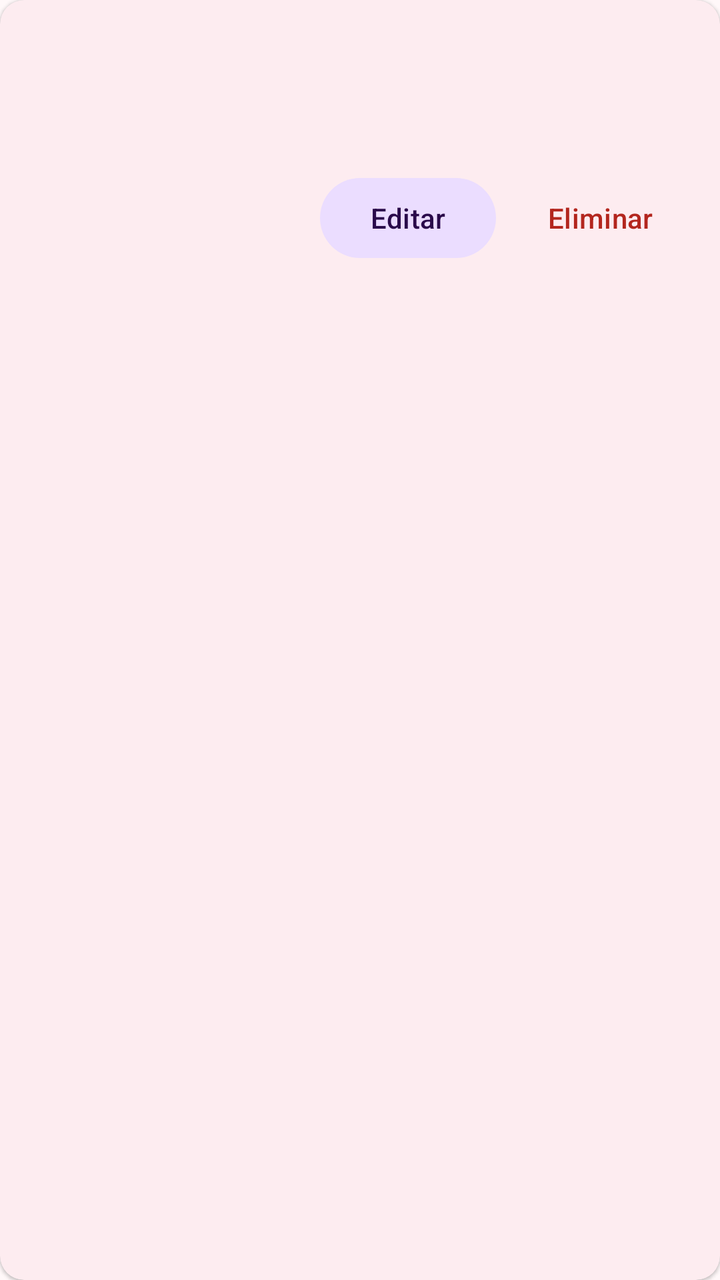
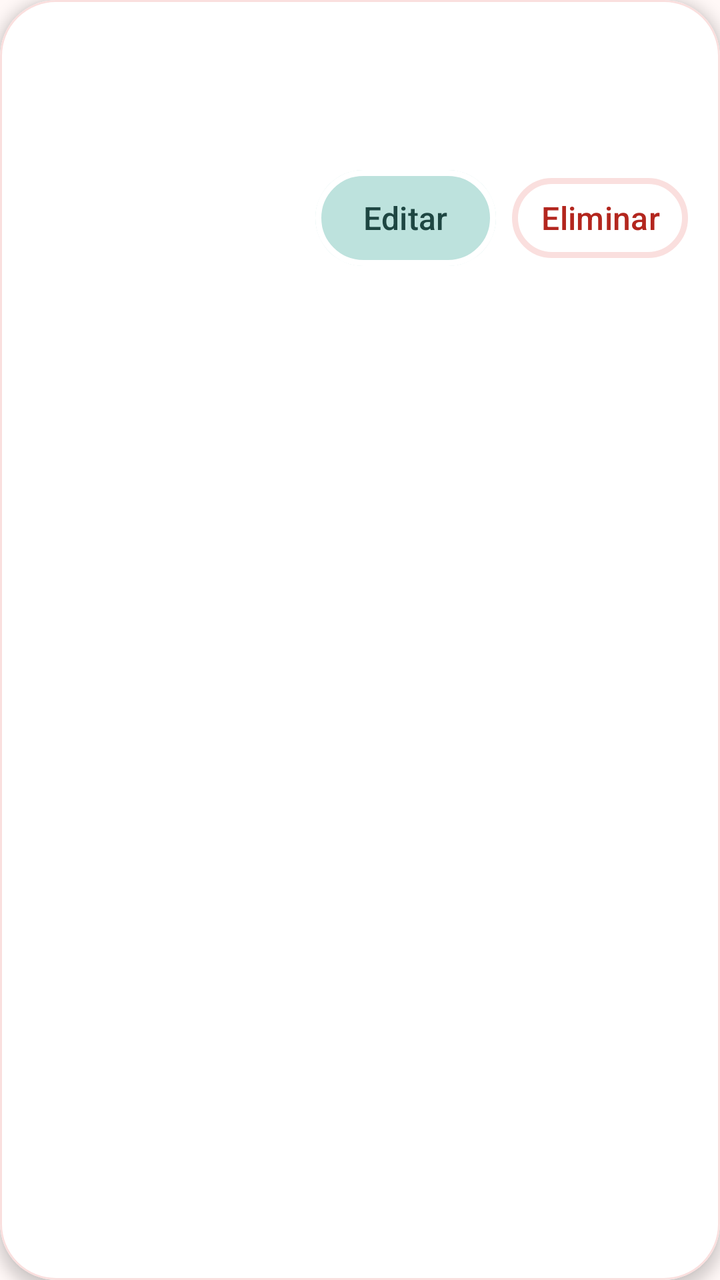

An Android layout rendered at two revisions. The XML below is the earlier revision; the diff shows what the commit changed to produce the second picture.
<!-- AndroidManifest.xml: application theme Theme.RecursosDeAprendizaje -->
<!-- res/layout/item_admin_recurso.xml -->
<?xml version="1.0" encoding="utf-8"?>
<com.google.android.material.card.MaterialCardView
    xmlns:android="http://schemas.android.com/apk/res/android"
    style="@style/Widget.Material3.CardView.Elevated"
    android:layout_width="match_parent"
    android:layout_height="wrap_content"
    android:layout_marginHorizontal="16dp"
    android:layout_marginVertical="8dp">

    <LinearLayout
        android:layout_width="match_parent"
        android:layout_height="wrap_content"
        android:orientation="vertical"
        android:padding="16dp">

        <TextView
            android:id="@+id/tvTitulo"
            android:layout_width="match_parent"
            android:layout_height="wrap_content"
            android:textAppearance="?attr/textAppearanceTitleMedium" />

        <TextView
            android:id="@+id/tvTipo"
            android:layout_width="wrap_content"
            android:layout_height="wrap_content"
            android:layout_marginTop="4dp"
            android:textAppearance="?attr/textAppearanceLabelLarge"
            android:textColor="?attr/colorPrimary" />

        <TextView
            android:id="@+id/tvId"
            android:layout_width="wrap_content"
            android:layout_height="wrap_content"
            android:textAppearance="?attr/textAppearanceBodySmall" />

        <LinearLayout
            android:layout_width="match_parent"
            android:layout_height="wrap_content"
            android:layout_marginTop="8dp"
            android:gravity="end"
            android:orientation="horizontal">

            <com.google.android.material.button.MaterialButton
                android:id="@+id/btnEditar"
                style="@style/Widget.Material3.Button.TonalButton"
                android:layout_width="wrap_content"
                android:layout_height="wrap_content"
                android:text="@string/item_editar" />

            <com.google.android.material.button.MaterialButton
                android:id="@+id/btnEliminar"
                style="@style/Widget.Material3.Button.TextButton"
                android:layout_width="wrap_content"
                android:layout_height="wrap_content"
                android:layout_marginStart="8dp"
                android:text="@string/item_eliminar"
                android:textColor="?attr/colorError" />
        </LinearLayout>
    </LinearLayout>
</com.google.android.material.card.MaterialCardView>
<!-- resources referenced by this layout -->
<resources>
  <style name="Base.Theme.RecursosDeAprendizaje" parent="Theme.Material3.DayNight.NoActionBar">
          <item name="colorPrimary">@color/rosa</item>
          <item name="colorOnPrimary">@color/white</item>
          <item name="colorPrimaryContainer">@color/rosa_claro</item>
          <item name="colorOnPrimaryContainer">#3E0021</item>
          <item name="colorSecondary">@color/lila</item>
          <item name="colorOnSecondary">@color/white</item>
          <item name="colorSecondaryContainer">@color/lila_claro</item>
          <item name="colorOnSecondaryContainer">#2A0A4A</item>
          <item name="android:colorBackground">@color/rosa_fondo</item>
          <item name="colorSurface">@color/rosa_fondo</item>
          <item name="colorSurfaceContainerLow">@color/rosa_superficie</item>
          <item name="colorSurfaceContainer">@color/rosa_superficie</item>
          <item name="colorSurfaceContainerHigh">@color/rosa_claro</item>
          <item name="shapeAppearanceSmallComponent">@style/ShapeAppearance.App.Small</item>
          <item name="shapeAppearanceMediumComponent">@style/ShapeAppearance.App.Medium</item>
          <item name="shapeAppearanceLargeComponent">@style/ShapeAppearance.App.Large</item>
      </style>
  <color name="rosa">#B5446E</color>
  <color name="rosa_claro">#FFD9E3</color>
  <color name="lila">#7E5A9B</color>
  <color name="lila_claro">#EBDDFF</color>
  <color name="rosa_fondo">#FFF8F9</color>
  <color name="rosa_superficie">#FDECF0</color>
  <style name="ShapeAppearance.App.Small" parent="ShapeAppearance.Material3.SmallComponent">
          <item name="cornerFamily">rounded</item>
          <item name="cornerSize">16dp</item>
      </style>
  <style name="ShapeAppearance.App.Medium" parent="ShapeAppearance.Material3.MediumComponent">
          <item name="cornerFamily">rounded</item>
          <item name="cornerSize">24dp</item>
      </style>
  <style name="ShapeAppearance.App.Large" parent="ShapeAppearance.Material3.LargeComponent">
          <item name="cornerFamily">rounded</item>
          <item name="cornerSize">28dp</item>
      </style>
  <!-- unchanged entries left out for length: 4 -->
</resources>

<!-- the commit's change to res/layout/item_admin_recurso.xml (unified diff, before → after) -->
@@ -1,7 +1,7 @@
 <?xml version="1.0" encoding="utf-8"?>
 <com.google.android.material.card.MaterialCardView
     xmlns:android="http://schemas.android.com/apk/res/android"
-    style="@style/Widget.Material3.CardView.Elevated"
+    style="@style/Widget.App.Card"
     android:layout_width="match_parent"
     android:layout_height="wrap_content"
     android:layout_marginHorizontal="16dp"
@@ -42,14 +42,14 @@
 
             <com.google.android.material.button.MaterialButton
                 android:id="@+id/btnEditar"
-                style="@style/Widget.Material3.Button.TonalButton"
+                style="@style/Widget.App.Button.Tonal"
                 android:layout_width="wrap_content"
                 android:layout_height="wrap_content"
                 android:text="@string/item_editar" />
 
             <com.google.android.material.button.MaterialButton
                 android:id="@+id/btnEliminar"
-                style="@style/Widget.Material3.Button.TextButton"
+                style="@style/Widget.App.Button.Text"
                 android:layout_width="wrap_content"
                 android:layout_height="wrap_content"
                 android:layout_marginStart="8dp"
<!-- resource entries referenced after the edit -->
@@ -1,40 +1,84 @@
 <!-- resources referenced by this layout -->
 <resources>
+  <style name="Widget.App.Button.Text" parent="Widget.Material3.Button.TextButton">
+          <item name="cornerRadius">40dp</item>
+          <item name="android:textAllCaps">false</item>
+          <item name="android:fontFamily">sans-serif-medium</item>
+      </style>
+  <style name="Widget.App.Button.Tonal" parent="Widget.Material3.Button.TonalButton">
+          <item name="cornerRadius">40dp</item>
+          <item name="android:insetTop">0dp</item>
+          <item name="android:insetBottom">0dp</item>
+          <item name="android:textAllCaps">false</item>
+          <item name="android:fontFamily">sans-serif-medium</item>
+          <item name="strokeColor">@color/white</item>
+          <item name="strokeWidth">3dp</item>
+      </style>
+  <style name="Widget.App.Card" parent="Widget.Material3.CardView.Elevated">
+          <item name="cardCornerRadius">28dp</item>
+          <item name="cardElevation">4dp</item>
+          <item name="strokeColor">?attr/colorPrimaryContainer</item>
+          <item name="strokeWidth">1dp</item>
+      </style>
   <style name="Base.Theme.RecursosDeAprendizaje" parent="Theme.Material3.DayNight.NoActionBar">
-          <item name="colorPrimary">@color/rosa</item>
+          <item name="colorPrimary">@color/morado_oscuro</item>
           <item name="colorOnPrimary">@color/white</item>
-          <item name="colorPrimaryContainer">@color/rosa_claro</item>
-          <item name="colorOnPrimaryContainer">#3E0021</item>
-          <item name="colorSecondary">@color/lila</item>
+          <item name="colorPrimaryContainer">@color/rosa_pastel</item>
+          <item name="colorOnPrimaryContainer">#3A2540</item>
+          <item name="colorSecondary">@color/teal_oscuro</item>
           <item name="colorOnSecondary">@color/white</item>
-          <item name="colorSecondaryContainer">@color/lila_claro</item>
-          <item name="colorOnSecondaryContainer">#2A0A4A</item>
-          <item name="android:colorBackground">@color/rosa_fondo</item>
-          <item name="colorSurface">@color/rosa_fondo</item>
-          <item name="colorSurfaceContainerLow">@color/rosa_superficie</item>
-          <item name="colorSurfaceContainer">@color/rosa_superficie</item>
-          <item name="colorSurfaceContainerHigh">@color/rosa_claro</item>
+          <item name="colorSecondaryContainer">@color/teal_pastel</item>
+          <item name="colorOnSecondaryContainer">#1E4642</item>
+          <item name="colorTertiaryContainer">@color/rosa_medio</item>
+          <item name="android:colorBackground">@color/fondo_crema</item>
+          <item name="colorSurface">@color/fondo_crema</item>
+          <item name="colorOnSurface">@color/texto_ciruela</item>
+          <item name="colorOnBackground">@color/texto_ciruela</item>
+          <item name="colorSurfaceContainerLow">@color/white</item>
+          <item name="colorSurfaceContainer">@color/superficie_rosa</item>
+          <item name="colorSurfaceContainerHigh">@color/rosa_pastel</item>
           <item name="shapeAppearanceSmallComponent">@style/ShapeAppearance.App.Small</item>
           <item name="shapeAppearanceMediumComponent">@style/ShapeAppearance.App.Medium</item>
           <item name="shapeAppearanceLargeComponent">@style/ShapeAppearance.App.Large</item>
+          <item name="materialButtonStyle">@style/Widget.App.Button</item>
+          <item name="textInputStyle">@style/Widget.App.TextInput</item>
       </style>
-  <color name="rosa">#B5446E</color>
-  <color name="rosa_claro">#FFD9E3</color>
-  <color name="lila">#7E5A9B</color>
-  <color name="lila_claro">#EBDDFF</color>
-  <color name="rosa_fondo">#FFF8F9</color>
-  <color name="rosa_superficie">#FDECF0</color>
+  <color name="morado_oscuro">#664A68</color>
+  <color name="rosa_pastel">#FADFDE</color>
+  <color name="teal_oscuro">#6BA39A</color>
+  <color name="teal_pastel">#BDE2DD</color>
+  <color name="rosa_medio">#F3B7B5</color>
+  <color name="fondo_crema">#FFF8F7</color>
+  <color name="texto_ciruela">#3D2B40</color>
+  <color name="superficie_rosa">#FDEDEC</color>
   <style name="ShapeAppearance.App.Small" parent="ShapeAppearance.Material3.SmallComponent">
           <item name="cornerFamily">rounded</item>
-          <item name="cornerSize">16dp</item>
+          <item name="cornerSize">20dp</item>
       </style>
   <style name="ShapeAppearance.App.Medium" parent="ShapeAppearance.Material3.MediumComponent">
           <item name="cornerFamily">rounded</item>
-          <item name="cornerSize">24dp</item>
+          <item name="cornerSize">28dp</item>
       </style>
   <style name="ShapeAppearance.App.Large" parent="ShapeAppearance.Material3.LargeComponent">
           <item name="cornerFamily">rounded</item>
-          <item name="cornerSize">28dp</item>
+          <item name="cornerSize">32dp</item>
+      </style>
+  <style name="Widget.App.Button" parent="Widget.Material3.Button">
+          <item name="cornerRadius">40dp</item>
+          <item name="android:minHeight">52dp</item>
+          <item name="android:insetTop">0dp</item>
+          <item name="android:insetBottom">0dp</item>
+          <item name="android:textAllCaps">false</item>
+          <item name="android:textSize">16sp</item>
+          <item name="android:fontFamily">sans-serif-medium</item>
+          <item name="strokeColor">?attr/colorPrimaryContainer</item>
+          <item name="strokeWidth">3dp</item>
+      </style>
+  <style name="Widget.App.TextInput" parent="Widget.Material3.TextInputLayout.OutlinedBox">
+          <item name="boxCornerRadiusTopStart">28dp</item>
+          <item name="boxCornerRadiusTopEnd">28dp</item>
+          <item name="boxCornerRadiusBottomStart">28dp</item>
+          <item name="boxCornerRadiusBottomEnd">28dp</item>
       </style>
   <!-- unchanged entries left out for length: 4 -->
 </resources>
